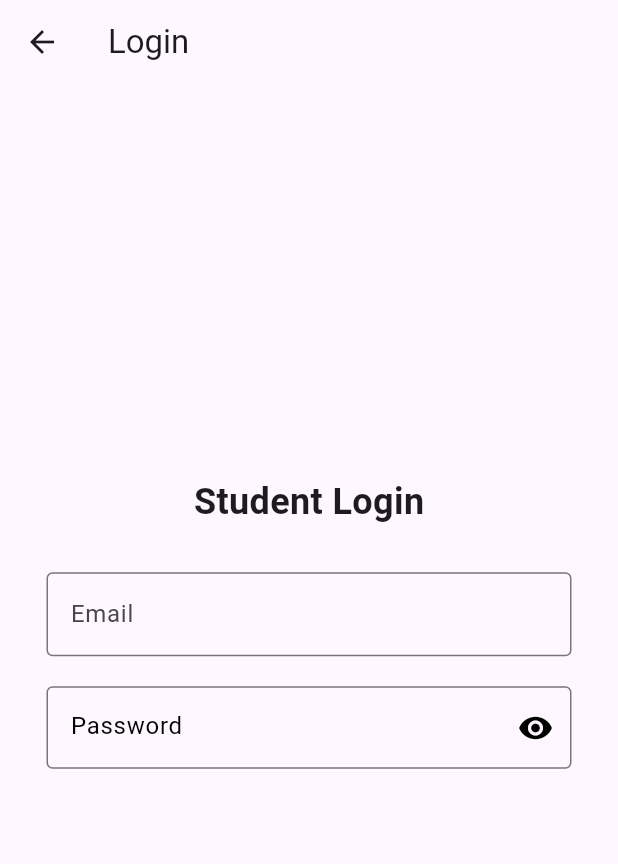
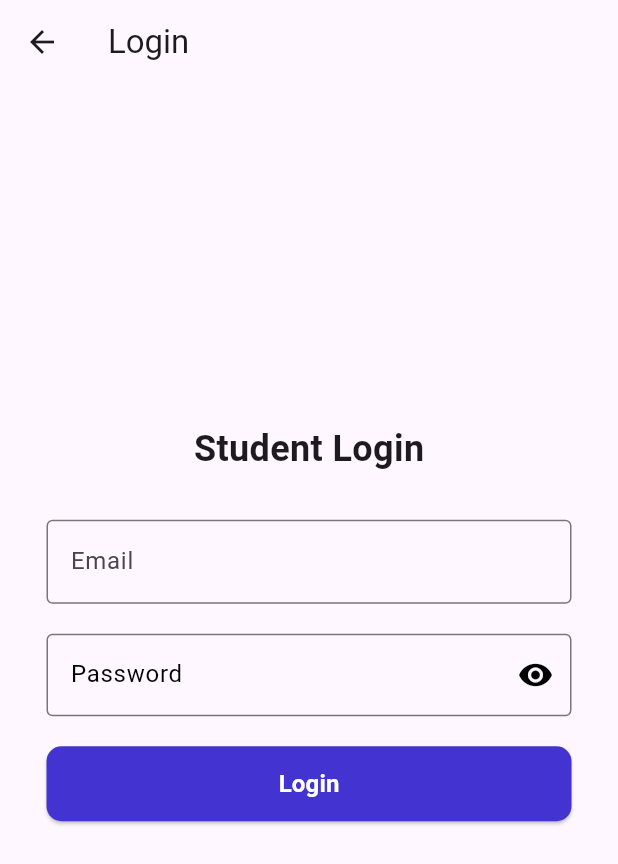
Before and after one commit to kyuremmmmz/FaceRecog, a Flutter app: the screen it shows after launch, after a tap on "Teacher", on a phone screen of 412 x 824 dp. Shown: the top 864 px of the screen. Run offline on Flutter 3.47's test engine with Material 3 defaults, Android fonts, the phone set to English and light mode, and no system bars.

Commit message:
login screen ui done

```diff
--- a/Frontend/facerecogapp/lib/views/Auth/Login.dart
+++ b/Frontend/facerecogapp/lib/views/Auth/Login.dart
@@ -1,3 +1,4 @@
+import 'package:facerecogapp/widgets/Buttons/LoginButton.dart';
 import 'package:facerecogapp/widgets/InputFields/email.dart';
 import 'package:facerecogapp/widgets/InputFields/password.dart';
 import 'package:flutter/material.dart';
@@ -66,6 +67,29 @@ class _LoginScreenState extends State<LoginScreen> {
                       },
                       ),
 
+                    const SizedBox(
+                      height: 20,
+                    ),
+                    Loginbutton(
+                      style: ElevatedButton.styleFrom(
+                        fixedSize: const Size(350, 50),
+                        shape: RoundedRectangleBorder(
+                          borderRadius: BorderRadius.circular(10)
+                        ),
+                        backgroundColor: const Color.fromARGB(255, 67, 52, 209)
+                      ), buttonLabel: const Text('Login',
+                      style: TextStyle(
+                        fontSize: 16,
+                        color: Colors.white,
+                        fontWeight: FontWeight.bold
+                      ),
+                    ),
+                    callback: (){
+                        if (_form.currentState!.validate()) {
+                          debugPrint('bisaya');
+                        }
+                      }
+                    )
                 ],
               ),
             ),
--- a/Frontend/facerecogapp/lib/widgets/Buttons/LoginButton.dart
+++ b/Frontend/facerecogapp/lib/widgets/Buttons/LoginButton.dart
@@ -0,0 +1,29 @@
+// ignore_for_file: public_member_api_docs, sort_constructors_first
+import 'package:flutter/material.dart';
+
+// ignore: must_be_immutable
+class Loginbutton extends StatefulWidget {
+  late ButtonStyle style;
+  late Text buttonLabel;
+  late VoidCallback callback;
+  Loginbutton({
+    super.key,
+    required this.style,
+    required this.buttonLabel,
+    required this.callback,
+  });
+
+  @override
+  State<Loginbutton> createState() => _LoginbuttonState();
+}
+
+class _LoginbuttonState extends State<Loginbutton> {
+  @override
+  Widget build(BuildContext context) {
+    return ElevatedButton(
+      onPressed: widget.callback,
+      style: widget.style,
+      child: widget.buttonLabel,
+    );
+  }
+}
```
Also changed, not shown: Frontend/facerecogapp/lib/views/Auth/LandingScreen.dart (line endings or trailing spaces).
